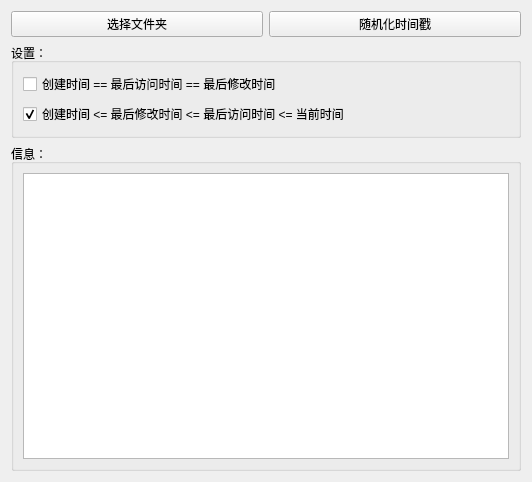
H1DDENADM1N/TimeStamp-Randomizer, file src/gui/resources/timestamp_randomizer.ui: the form before one commit.
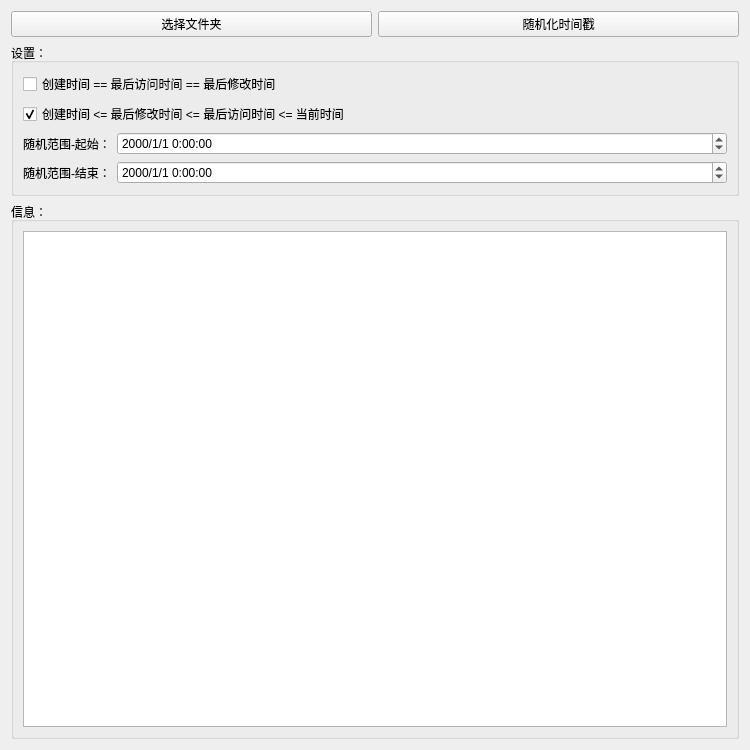
The form after the commit. Custom widgets are drawn as their Qt base class.

Commit message: Finished gui design

What changed in the file:
```diff
--- a/src/gui/resources/timestamp_randomizer.ui
+++ b/src/gui/resources/timestamp_randomizer.ui
@@ -6,8 +6,8 @@
    <rect>
     <x>0</x>
     <y>0</y>
-    <width>532</width>
-    <height>482</height>
+    <width>750</width>
+    <height>750</height>
    </rect>
   </property>
   <property name="windowTitle">
@@ -67,6 +67,57 @@
         </property>
        </widget>
       </item>
+      <item>
+       <layout class="QHBoxLayout" name="horizontalLayout_2">
+        <item>
+         <widget class="QLabel" name="label">
+          <property name="text">
+           <string>随机范围-起始：</string>
+          </property>
+         </widget>
+        </item>
+        <item>
+         <widget class="QDateTimeEdit" name="dateTimeEdit_start_date">
+          <property name="sizePolicy">
+           <sizepolicy hsizetype="Expanding" vsizetype="Fixed">
+            <horstretch>0</horstretch>
+            <verstretch>0</verstretch>
+           </sizepolicy>
+          </property>
+          <property name="displayFormat">
+           <string>yyyy/M/d H:mm:ss</string>
+          </property>
+          <property name="calendarPopup">
+           <bool>false</bool>
+          </property>
+         </widget>
+        </item>
+       </layout>
+      </item>
+      <item>
+       <layout class="QHBoxLayout" name="horizontalLayout_3">
+        <item>
+         <widget class="QLabel" name="label_2">
+          <property name="text">
+           <string>随机范围-结束：</string>
+          </property>
+         </widget>
+        </item>
+        <item>
+         <widget class="QDateTimeEdit" name="dateTimeEdit_end_date">
+          <property name="sizePolicy">
+           <sizepolicy hsizetype="Expanding" vsizetype="Fixed">
+            <horstretch>0</horstretch>
+            <verstretch>0</verstretch>
+           </sizepolicy>
+          </property>
+          <property name="displayFormat">
+           <string>yyyy/M/d H:mm:ss</string>
+          </property>
+         </widget>
+        </item>
+       </layout>
+      </item>
      </layout>
     </widget>
    </item>
@@ -84,6 +135,13 @@
    </item>
   </layout>
  </widget>
+ <customwidgets>
+  <customwidget>
+   <class>CMDTextEdit</class>
+   <extends>QTextEdit</extends>
+   <header>..utils.cmd_text_edit</header>
+  </customwidget>
+ </customwidgets>
  <resources/>
  <connections/>
 </ui>
```
Left out of the diff: 2 changed lines with no effect on the pictures. The commit also changes 7 other files.
